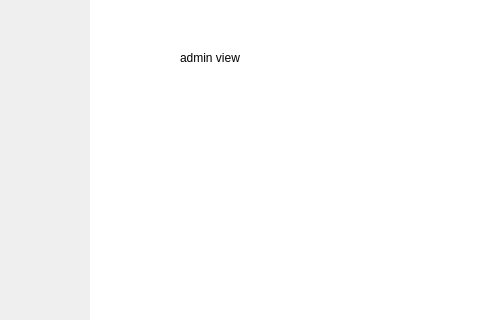
minorleaguegrayonassociates/GrayonSlam, file src/windows/mainwindow.ui: the form before one commit; both pictures show x 0 to 480 and y 0 to 320 of the 800 by 600 pixel window.
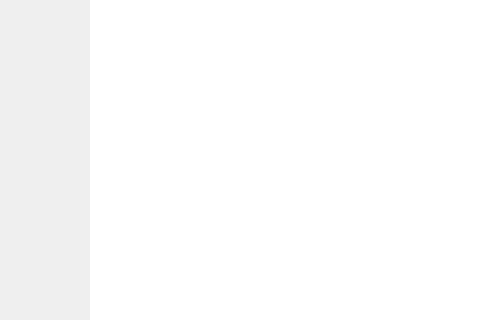
The form after the commit. Icons and pictures are not drawn.

Commit message: Admin view (#54)

Diff of the .ui file:
```diff
--- a/src/windows/mainwindow.ui
+++ b/src/windows/mainwindow.ui
@@ -130,21 +130,7 @@
       </property>
      </widget>
     </widget>
-    <widget class="QWidget" name="adminView">
-     <widget class="QLabel" name="label_4">
-      <property name="geometry">
-       <rect>
-        <x>90</x>
-        <y>50</y>
-        <width>101</width>
-        <height>16</height>
-       </rect>
-      </property>
-      <property name="text">
-       <string>admin view</string>
-      </property>
-     </widget>
-    </widget>
+    <widget class="QWidget" name="adminView"/>
    </widget>
   </widget>
  </widget>
```
The commit also changes 6 other files.
